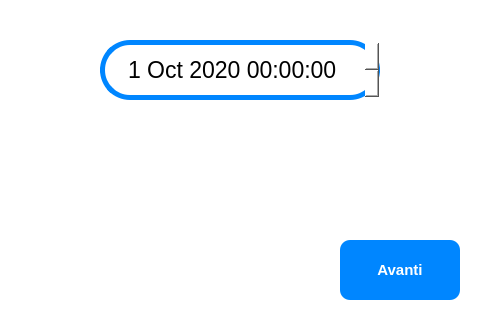
First picture: the form in view/inserisci_data_di_oggi_window.ui, repository ISacchitella/MicroOne_v1.1, before the edit.
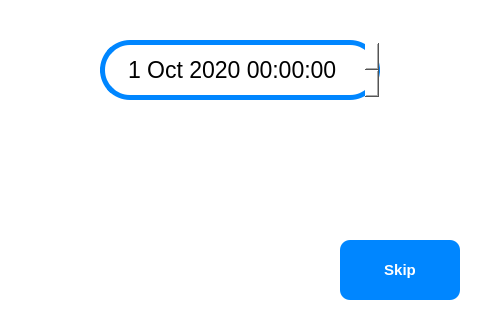
Second picture: the form after the edit. Icons and pictures are not drawn.

Patch:
```diff
--- a/view/inserisci_data_di_oggi_window.ui
+++ b/view/inserisci_data_di_oggi_window.ui
@@ -88,7 +88,7 @@
 </string>
    </property>
    <property name="text">
-    <string>Avanti</string>
+    <string>Skip</string>
    </property>
    <property name="checkable">
     <bool>false</bool>
```
Left out of the diff: 2 changed lines with no effect on the pictures.
